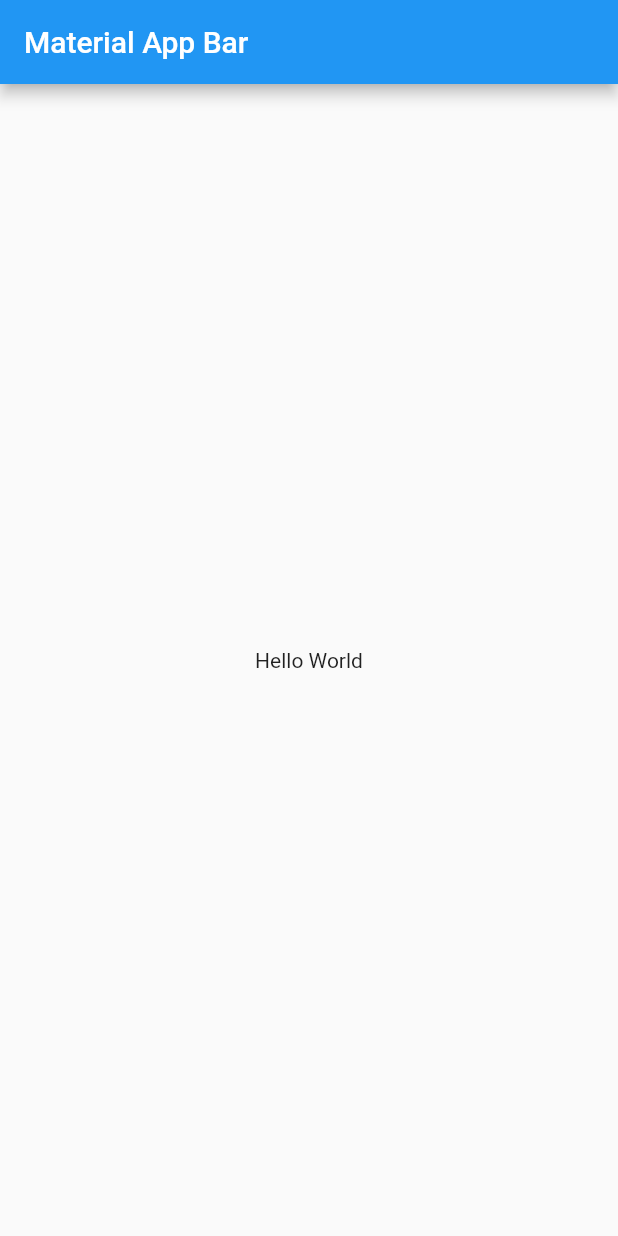
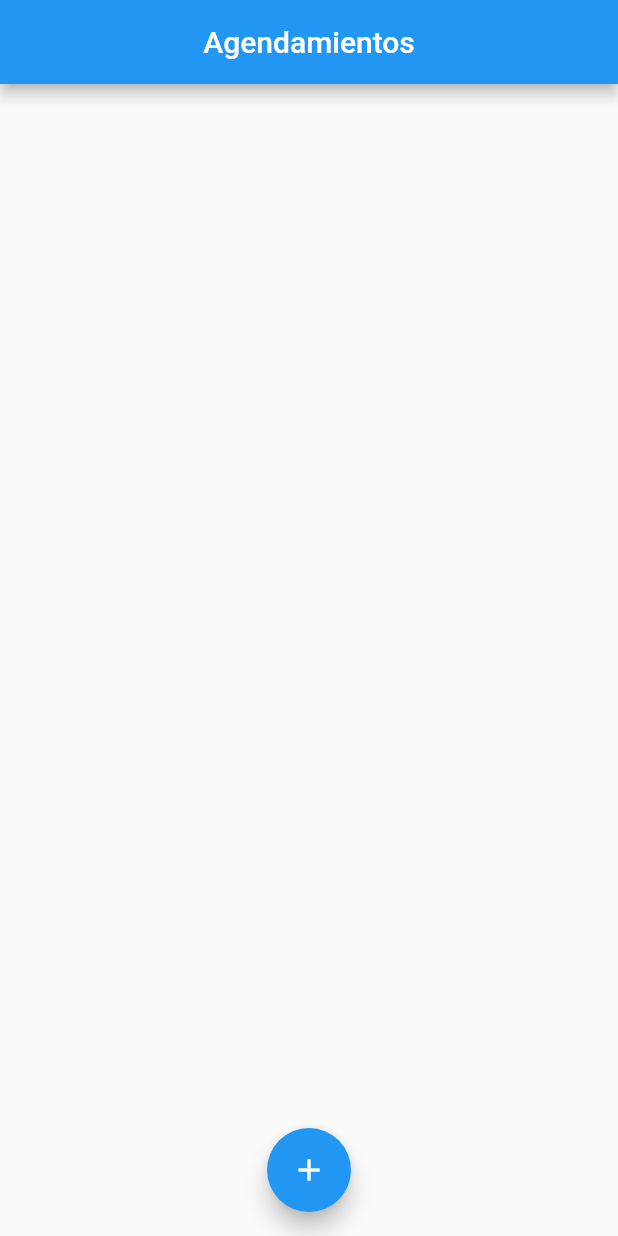
Before and after one commit to DevCriss/ReservacionCanchas, a Flutter app: the screen it shows after launch, on a phone screen of 412 x 824 dp. Run offline on Flutter 3.47's test engine with Material 2 defaults, Android fonts, the phone set to English and light mode, and no system bars.

Commit message:
Home page y modelos

```diff
--- a/lib/main.dart
+++ b/lib/main.dart
@@ -1,4 +1,5 @@
 import 'package:flutter/material.dart';
+import 'package:reservacion_canchas/src/pages/home_page.dart';
 
 void main() => runApp(MyApp());
 
@@ -7,16 +8,9 @@ class MyApp extends StatelessWidget {
   Widget build(BuildContext context) {
     return MaterialApp(
       title: 'Material App',
-      home: Scaffold(
-        appBar: AppBar(
-          title: Text('Material App Bar'),
-        ),
-        body: Center(
-          child: Container(
-            child: Text('Hello World'),
-          ),
-        ),
-      ),
+      debugShowCheckedModeBanner: false,
+      initialRoute: 'home',
+      routes: {'home': (context) => HomePage()},
     );
   }
 }
--- /dev/null
+++ b/lib/src/pages/home_page.dart
@@ -0,0 +1,27 @@
+import 'package:flutter/material.dart';
+
+class HomePage extends StatelessWidget {
+  @override
+  Widget build(BuildContext context) {
+    return Scaffold(
+      appBar: AppBar(
+        title: Text('Agendamientos'),
+        centerTitle: true,
+      ),
+      body: _agendamientosList(),
+      floatingActionButton: _addButton(),
+      floatingActionButtonLocation: FloatingActionButtonLocation.centerFloat,
+    );
+  }
+
+  Widget _agendamientosList() {
+    return Container();
+  }
+
+  FloatingActionButton _addButton() {
+    return FloatingActionButton(
+      onPressed: () {},
+      child: Icon(Icons.add),
+    );
+  }
+}
--- /dev/null
+++ b/lib/src/providers/agendamientos_provider.dart
@@ -0,0 +1,10 @@
+import 'package:flutter/cupertino.dart';
+import 'package:reservacion_canchas/src/models/agendamiento_model.dart';
+
+class AgendamientosProvider with ChangeNotifier {
+  List<AgendamientoModel> _agendamientos = [];
+
+  get agentamientos {
+    return _agendamientos;
+  }
+}
```
Also changed, not shown: lib/src/models/agendamiento_model.dart (added, +36 -0 lines), 1 other file.
